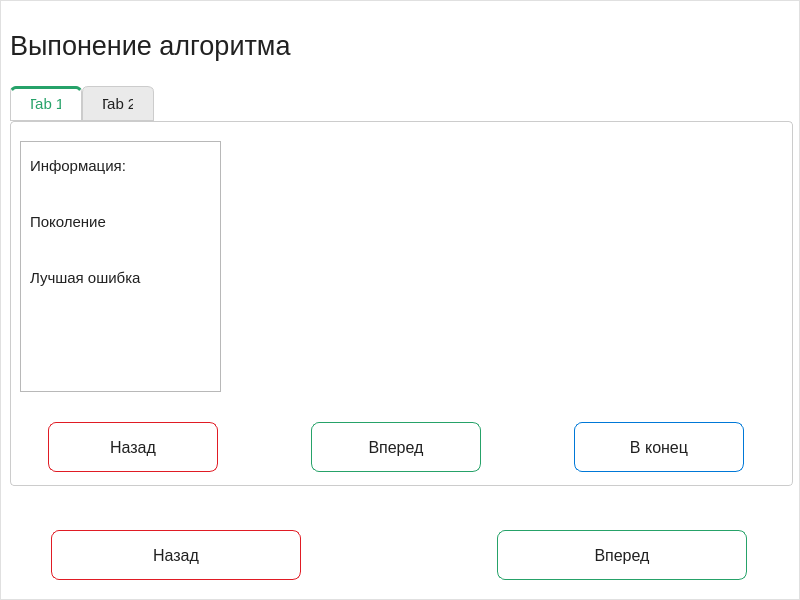
The window that src/GUI/welcome.ui (AlekseyShuvalov/Practice_26) describes before a commit, drawn with Qt 5.
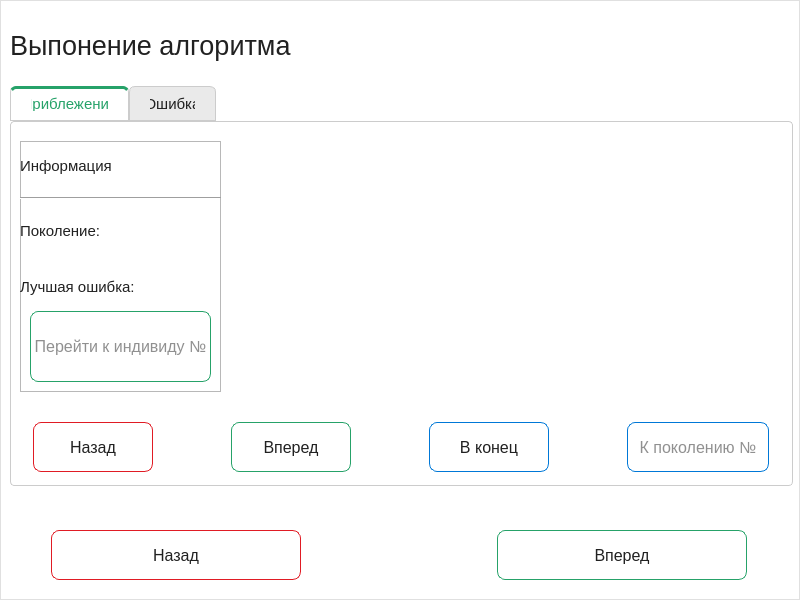
The same window after the commit. The open tabs and pages were chosen to show the change.

```diff
--- a/src/GUI/welcome.ui
+++ b/src/GUI/welcome.ui
@@ -1625,14 +1625,14 @@
            </property>
            <widget class="QWidget" name="tab">
             <attribute name="title">
-             <string>Tab 1</string>
+             <string>Приблежение</string>
             </attribute>
             <widget class="QWidget" name="layoutWidget">
              <property name="geometry">
               <rect>
                <x>0</x>
                <y>290</y>
-               <width>771</width>
+               <width>781</width>
                <height>71</height>
               </rect>
              </property>
@@ -1653,7 +1653,7 @@
                 </property>
                 <property name="minimumSize">
                  <size>
-                  <width>170</width>
+                  <width>120</width>
                   <height>50</height>
                  </size>
                 </property>
@@ -1691,7 +1691,7 @@
                 </property>
                 <property name="minimumSize">
                  <size>
-                  <width>170</width>
+                  <width>120</width>
                   <height>50</height>
                  </size>
                 </property>
@@ -1729,7 +1729,7 @@
                 </property>
                 <property name="minimumSize">
                  <size>
-                  <width>170</width>
+                  <width>120</width>
                   <height>50</height>
                  </size>
                 </property>
@@ -1757,6 +1757,42 @@
                 </property>
                </widget>
               </item>
+              <item>
+               <widget class="QLineEdit" name="lineEdit">
+                <property name="sizePolicy">
+                 <sizepolicy hsizetype="Fixed" vsizetype="Fixed">
+                  <horstretch>0</horstretch>
+                  <verstretch>0</verstretch>
+                 </sizepolicy>
+                </property>
+                <property name="minimumSize">
+                 <size>
+                  <width>120</width>
+                  <height>50</height>
+                 </size>
+                </property>
+                <property name="styleSheet">
+                 <string notr="true">QLineEdit {
+    background-color: #FFFFFF;
+    border: 1px solid #0078D7;
+    border-radius: 8px;
+    color: #212121;
+    font-family: &quot;Segoe UI&quot;;
+    font-size: 12pt;
+}
+</string>
+                </property>
+                <property name="text">
+                 <string/>
+                </property>
+                <property name="alignment">
+                 <set>Qt::AlignmentFlag::AlignCenter</set>
+                </property>
+                <property name="placeholderText">
+                 <string notr="true">К поколению №</string>
+                </property>
+               </widget>
+              </item>
              </layout>
             </widget>
             <widget class="QWidget" name="errorPlotContainer" native="true">
@@ -1787,57 +1823,17 @@
              <widget class="QWidget" name="layoutWidget">
               <property name="geometry">
                <rect>
-                <x>10</x>
+                <x>0</x>
                 <y>0</y>
-                <width>191</width>
-                <height>164</height>
+                <width>201</width>
+                <height>173</height>
                </rect>
               </property>
               <layout class="QGridLayout" name="gridLayout_3">
-               <item row="0" column="0">
-                <widget class="QLabel" name="degLabel_1">
-                 <property name="sizePolicy">
-                  <sizepolicy hsizetype="Preferred" vsizetype="Maximum">
-                   <horstretch>0</horstretch>
-                   <verstretch>0</verstretch>
-                  </sizepolicy>
-                 </property>
-                 <property name="minimumSize">
-                  <size>
-                   <width>0</width>
-                   <height>50</height>
-                  </size>
-                 </property>
-                 <property name="font">
-                  <font>
-                   <pointsize>11</pointsize>
-                   <bold>false</bold>
-                  </font>
-                 </property>
-                 <property name="styleSheet">
-                  <string notr="true">color: #212121;
-</string>
-                 </property>
-                 <property name="text">
-                  <string>Информация:</string>
-                 </property>
-                 <property name="alignment">
-                  <set>Qt::AlignmentFlag::AlignJustify|Qt::AlignmentFlag::AlignVCenter</set>
-                 </property>
-                </widget>
-               </item>
-               <item row="0" column="1">
-                <widget class="QLabel" name="label">
-                 <property name="styleSheet">
-                  <string notr="true">color: #212121;
-</string>
-                 </property>
-                 <property name="text">
-                  <string/>
-                 </property>
-                </widget>
-               </item>
-               <item row="1" column="0">
+               <property name="leftMargin">
+                <number>0</number>
+               </property>
+               <item row="2" column="0">
                 <widget class="QLabel" name="coefLabel_2">
                  <property name="sizePolicy">
                   <sizepolicy hsizetype="Preferred" vsizetype="Maximum">
@@ -1862,25 +1858,74 @@
 </string>
                  </property>
                  <property name="text">
-                  <string>Поколение</string>
+                  <string>Поколение:</string>
                  </property>
                  <property name="alignment">
                   <set>Qt::AlignmentFlag::AlignJustify|Qt::AlignmentFlag::AlignVCenter</set>
                  </property>
+                 <property name="margin">
+                  <number>4</number>
+                 </property>
                 </widget>
                </item>
-               <item row="1" column="1">
-                <widget class="QLabel" name="label_2">
+               <item row="0" column="0" colspan="2">
+                <widget class="QLabel" name="degLabel_1">
+                 <property name="sizePolicy">
+                  <sizepolicy hsizetype="Preferred" vsizetype="Maximum">
+                   <horstretch>0</horstretch>
+                   <verstretch>0</verstretch>
+                  </sizepolicy>
+                 </property>
+                 <property name="minimumSize">
+                  <size>
+                   <width>0</width>
+                   <height>50</height>
+                  </size>
+                 </property>
+                 <property name="font">
+                  <font>
+                   <pointsize>11</pointsize>
+                   <bold>false</bold>
+                  </font>
+                 </property>
                  <property name="styleSheet">
                   <string notr="true">color: #212121;
 </string>
                  </property>
                  <property name="text">
+                  <string>Информация</string>
+                 </property>
+                 <property name="alignment">
+                  <set>Qt::AlignmentFlag::AlignJustify|Qt::AlignmentFlag::AlignVCenter</set>
+                 </property>
+                 <property name="margin">
+                  <number>4</number>
+                 </property>
+                </widget>
+               </item>
+               <item row="2" column="1">
+                <widget class="QLabel" name="generationNum">
+                 <property name="styleSheet">
+                  <string notr="true">color: #212121;
+</string>
+                 </property>
+                 <property name="text">
                   <string/>
                  </property>
                 </widget>
                </item>
-               <item row="2" column="0">
+               <item row="3" column="1">
+                <widget class="QLabel" name="bestMistake">
+                 <property name="styleSheet">
+                  <string notr="true">color: #212121;
+</string>
+                 </property>
+                 <property name="text">
+                  <string/>
+                 </property>
+                </widget>
+               </item>
+               <item row="3" column="0">
                 <widget class="QLabel" name="beginnigIntLabel_2">
                  <property name="sizePolicy">
                   <sizepolicy hsizetype="Preferred" vsizetype="Maximum">
@@ -1905,31 +1950,78 @@
 </string>
                  </property>
                  <property name="text">
-                  <string>Лучшая ошибка</string>
+                  <string>Лучшая ошибка:</string>
                  </property>
                  <property name="alignment">
                   <set>Qt::AlignmentFlag::AlignJustify|Qt::AlignmentFlag::AlignVCenter</set>
                  </property>
+                 <property name="margin">
+                  <number>4</number>
+                 </property>
                 </widget>
                </item>
-               <item row="2" column="1">
-                <widget class="QLabel" name="label_3">
-                 <property name="styleSheet">
-                  <string notr="true">color: #212121;
-</string>
+               <item row="1" column="0" colspan="2">
+                <widget class="Line" name="line">
+                 <property name="minimumSize">
+                  <size>
+                   <width>52</width>
+                   <height>0</height>
+                  </size>
                  </property>
-                 <property name="text">
-                  <string/>
+                 <property name="orientation">
+                  <enum>Qt::Orientation::Horizontal</enum>
                  </property>
                 </widget>
                </item>
               </layout>
              </widget>
+             <widget class="QLineEdit" name="lineEdit_2">
+              <property name="geometry">
+               <rect>
+                <x>10</x>
+                <y>170</y>
+                <width>181</width>
+                <height>71</height>
+               </rect>
+              </property>
+              <property name="sizePolicy">
+               <sizepolicy hsizetype="Fixed" vsizetype="Fixed">
+                <horstretch>0</horstretch>
+                <verstretch>0</verstretch>
+               </sizepolicy>
+              </property>
+              <property name="minimumSize">
+               <size>
+                <width>120</width>
+                <height>50</height>
+               </size>
+              </property>
+              <property name="styleSheet">
+               <string notr="true">QLineEdit {
+    background-color: #FFFFFF;
+    border: 1px solid #26a269;
+    border-radius: 8px;
+    color: #212121;
+    font-family: &quot;Segoe UI&quot;;
+    font-size: 12pt;
+}
+</string>
+              </property>
+              <property name="text">
+               <string/>
+              </property>
+              <property name="alignment">
+               <set>Qt::AlignmentFlag::AlignCenter</set>
+              </property>
+              <property name="placeholderText">
+               <string notr="true">Перейти к индивиду №</string>
+              </property>
+             </widget>
             </widget>
            </widget>
            <widget class="QWidget" name="tab_2">
             <attribute name="title">
-             <string>Tab 2</string>
+             <string>Ошибка</string>
             </attribute>
             <widget class="QWidget" name="functionPlotContainer" native="true">
              <property name="geometry">
```
Left out of the diff: 6 changed lines with no effect on the pictures.
